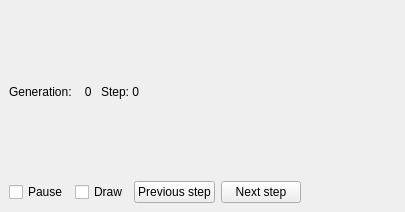
Above: ui/gui.ui from einhov/evsim before the change. Below: the same form after it.
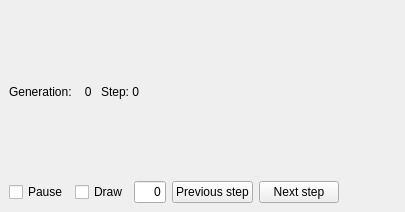
That is the form after the change.

Commit message: Implement step selection in non-training modes

Patch:
```diff
--- a/ui/gui.ui
+++ b/ui/gui.ui
@@ -67,6 +67,25 @@
           </property>
          </widget>
         </item>
+        <item>
+         <widget class="QLineEdit" name="input_step">
+          <property name="maximumSize">
+           <size>
+            <width>32</width>
+            <height>16777215</height>
+           </size>
+          </property>
+          <property name="inputMask">
+           <string/>
+          </property>
+          <property name="text">
+           <string>0</string>
+          </property>
+          <property name="alignment">
+           <set>Qt::AlignRight|Qt::AlignTrailing|Qt::AlignVCenter</set>
+          </property>
+         </widget>
+        </item>
         <item>
          <widget class="QPushButton" name="previous_step">
           <property name="text">
```
The commit also changes 9 other files.
